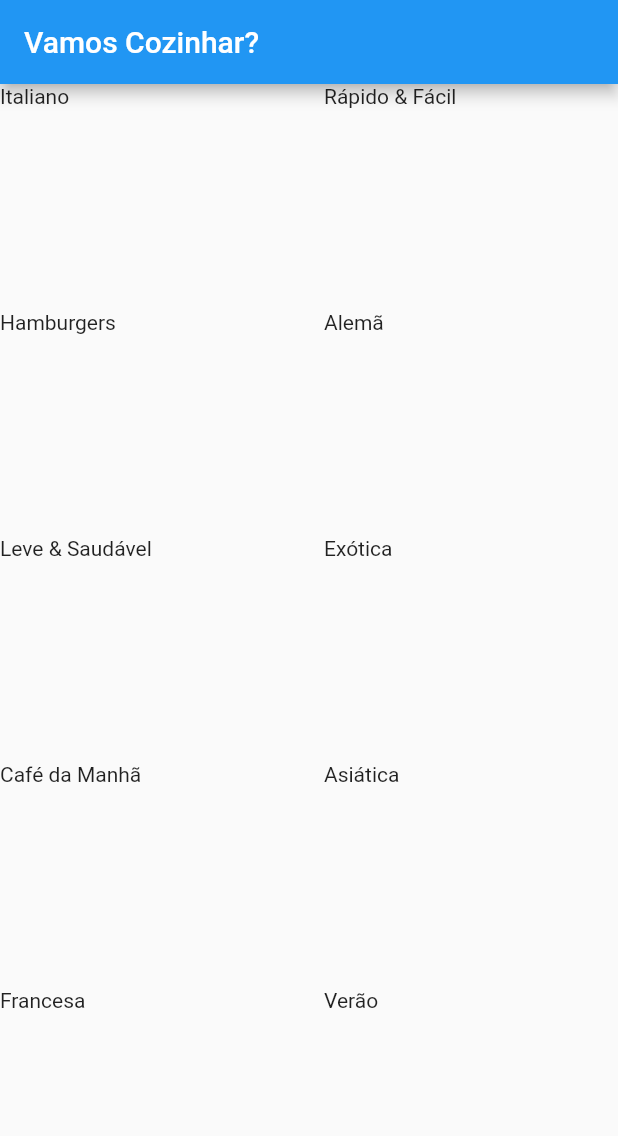
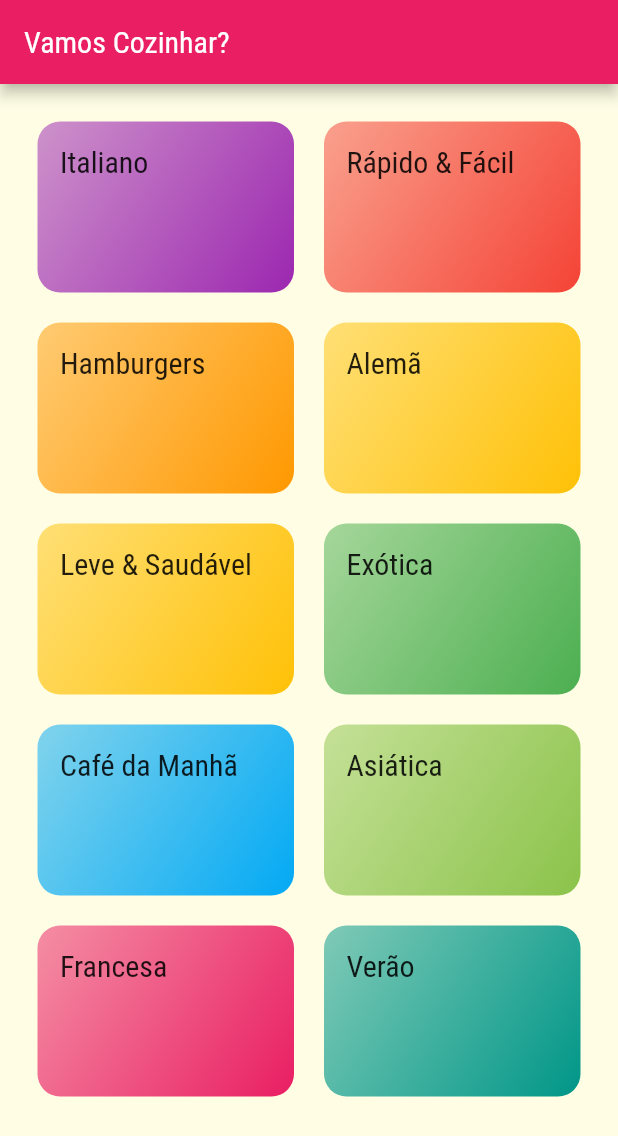
Before and after one commit to williansjaime/AppMeals, a Flutter app: the screen it shows after launch, on a phone screen of 412 x 824 dp. Shown: the top 1136 px of the screen. Run offline on Flutter 3.47's test engine with Material 2 defaults, Android fonts, the phone set to English and light mode, and no system bars.

Commit message:
Melhorias no tema e fontes

```diff
--- a/appmeals/lib/components/category_item.dart
+++ b/appmeals/lib/components/category_item.dart
@@ -4,14 +4,28 @@
 class CategoryItem extends StatelessWidget
 {
   final Category category;
-
   const CategoryItem(this.category);
 
   @override
-  Widget build (BuildContext)
+  Widget build (BuildContext context)
   {
     return Container(
-        child: Text(category.title),
+        padding: EdgeInsets.all(15),
+        child: Text(
+          category.title,
+          style: Theme.of(context).textTheme.headline6,
+          ),
+        decoration: BoxDecoration(
+          borderRadius: BorderRadius.circular(15),
+          gradient: LinearGradient(
+            colors: [
+                category.color.withOpacity(0.5),
+                category.color,
+          ],
+          begin: Alignment.topLeft,
+          end: Alignment.bottomRight,
+          ),
+        ),
       );
   }
 }
--- a/appmeals/lib/main.dart
+++ b/appmeals/lib/main.dart
@@ -9,7 +9,16 @@
     return MaterialApp(
       title: 'DeliMeals',
       theme: ThemeData(
-        primarySwatch: Colors.blue,
+        primarySwatch:Colors.pink,
+        accentColor: Colors.amber,
+        fontFamily: 'Raleway',
+        canvasColor: Color.fromRGBO(255, 254, 229, 1),
+        textTheme: ThemeData.light().textTheme.copyWith(
+          headline6:TextStyle(
+            fontSize: 20,
+            fontFamily: 'RobotoCondensed',
+          ),
+        ),
       ),
       home: CategoriesScreen(),
     );
--- a/appmeals/lib/screens/categoies_screen.dart
+++ b/appmeals/lib/screens/categoies_screen.dart
@@ -10,6 +10,7 @@
     return Scaffold(
       appBar: AppBar(title: Text("Vamos Cozinhar?"),),
       body: GridView(
+        padding: const EdgeInsets.all(25),
         gridDelegate: SliverGridDelegateWithMaxCrossAxisExtent(
         maxCrossAxisExtent: 200,
         childAspectRatio: 3/2,
```
Also changed, not shown: appmeals/pubspec.yaml (+18 -12 lines), appmeals/assests/fonts/fonts/Raleway-Black.ttf (added), appmeals/assests/fonts/fonts/Raleway-Bold.ttf (added), appmeals/assests/fonts/fonts/Raleway-Regular.ttf (added), appmeals/assests/fonts/fonts/RobotoCondensed-Bold.ttf (added), appmeals/assests/fonts/fonts/RobotoCondensed-Italic.ttf (added), appmeals/assests/fonts/fonts/RobotoCondensed-Light.ttf (added), appmeals/assests/fonts/fonts/RobotoCondensed-Regular.ttf (added).
